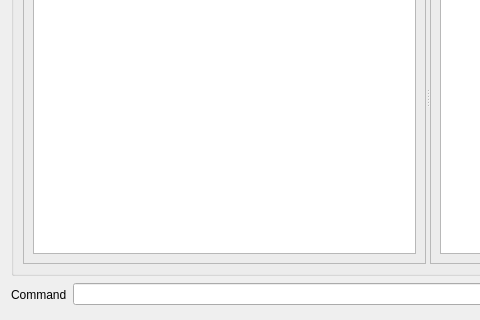
First picture: the form in uiElements/mdioctaveinterface.ui, repository ARIA-Sensing-srl/ARIA_RDK, before the edit; both pictures show x 0 to 480 and y 779 to 1099 of the 1077 by 1099 pixel window.
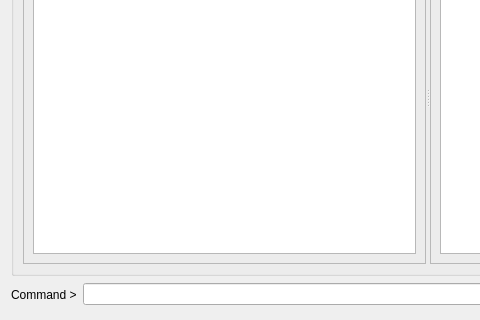
Second picture: the form after the edit. Icons and pictures are not drawn.

The edit to the form file:
```diff
--- a/uiElements/mdioctaveinterface.ui
+++ b/uiElements/mdioctaveinterface.ui
@@ -264,7 +264,7 @@
        <item>
         <widget class="QLabel" name="label_3">
          <property name="text">
-          <string>Command</string>
+          <string>Command &gt;</string>
          </property>
         </widget>
        </item>
```
Left out of the diff: 2 changed lines with no effect on the pictures.
